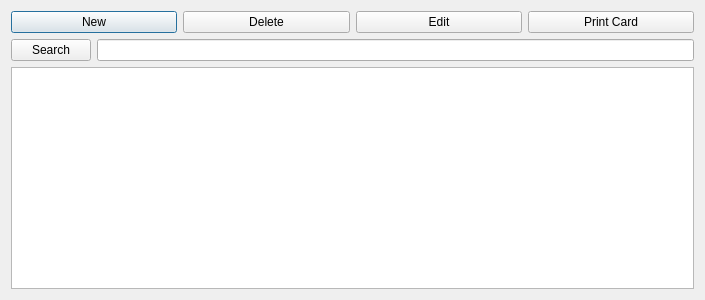
This is ui/users_dialog.ui in tomasz-brak/libreLib as Qt 5 draws it before an edit. The edited form follows.
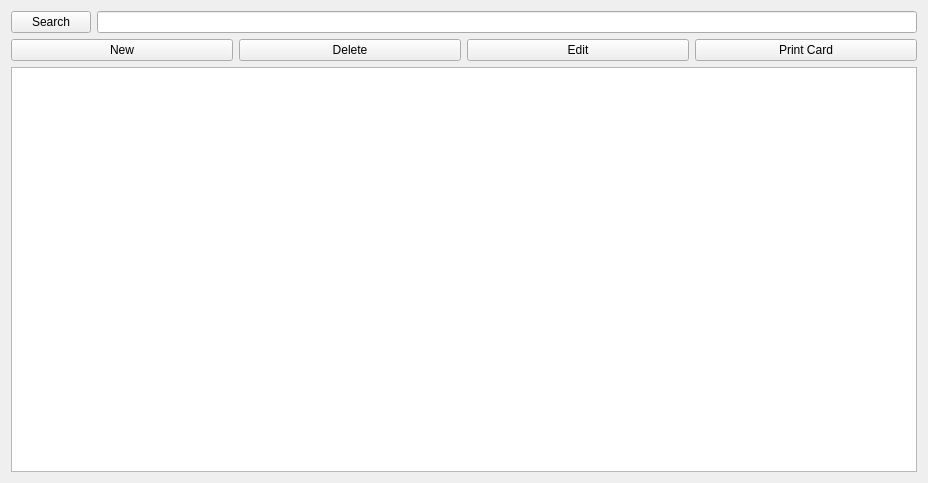
This is the edited form.

What changed in the file:
```diff
--- a/ui/users_dialog.ui
+++ b/ui/users_dialog.ui
@@ -1,19 +1,38 @@
 <?xml version="1.0" encoding="UTF-8"?>
 <ui version="4.0">
  <class>Users_editor</class>
- <widget class="QDialog" name="Users_editor">
+ <widget class="QWidget" name="Users_editor">
   <property name="geometry">
    <rect>
     <x>0</x>
     <y>0</y>
-    <width>705</width>
-    <height>300</height>
+    <width>928</width>
+    <height>483</height>
    </rect>
   </property>
   <property name="windowTitle">
    <string>Users</string>
   </property>
+  <layout class="QVBoxLayout" name="verticalLayout_2">
+   <item>
   <layout class="QVBoxLayout" name="verticalLayout">
+     <item>
+      <layout class="QHBoxLayout" name="horizontalLayout_2">
+       <item>
+        <widget class="QPushButton" name="search_Button">
+         <property name="focusPolicy">
+          <enum>Qt::TabFocus</enum>
+         </property>
+         <property name="text">
+          <string>Search</string>
+         </property>
+        </widget>
+       </item>
+       <item>
+        <widget class="QLineEdit" name="search_edit"/>
+       </item>
+      </layout>
+     </item>
    <item>
     <layout class="QHBoxLayout" name="horizontalLayout">
      <item>
@@ -46,18 +65,6 @@
      </item>
     </layout>
    </item>
-   <item>
-    <layout class="QHBoxLayout" name="horizontalLayout_2">
-     <item>
-      <widget class="QPushButton" name="search_Button">
-       <property name="text">
-        <string>Search</string>
-       </property>
-      </widget>
-     </item>
-     <item>
-      <widget class="QLineEdit" name="search_edit"/>
-     </item>
     </layout>
    </item>
    <item>
```
Left out of the diff: 40 changed lines with no effect on the pictures. Lines whose indentation alone changed are shown as unchanged.
